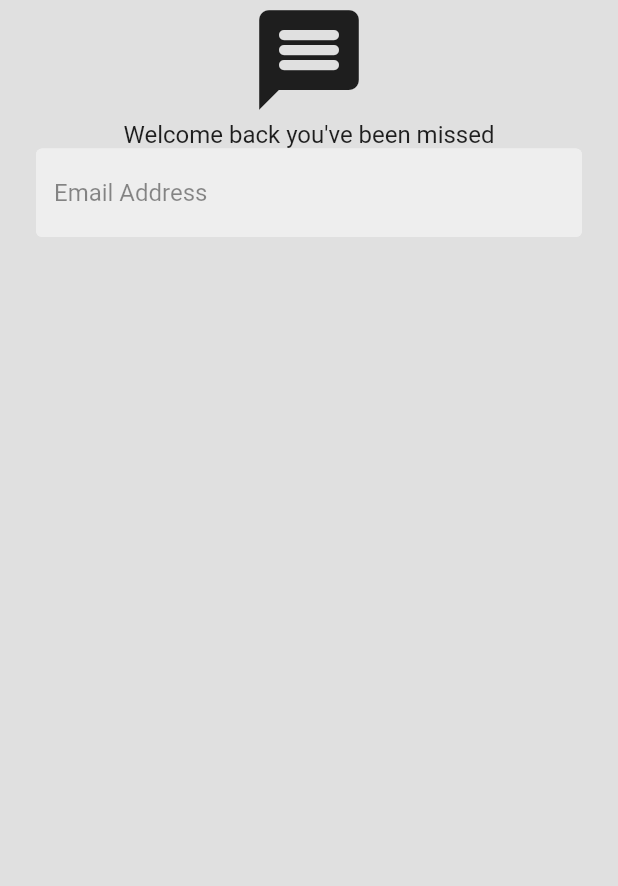
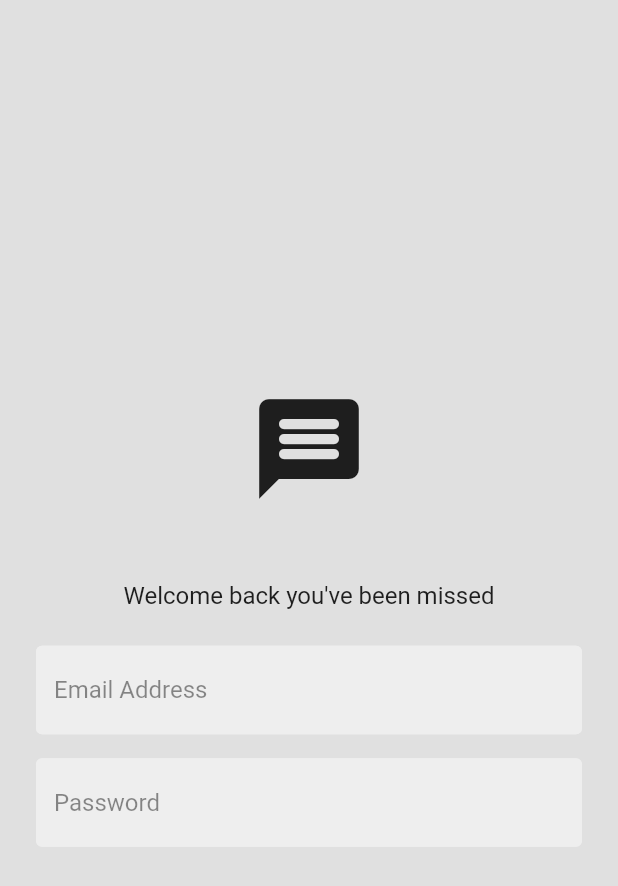
Before and after one commit to KenStarry/Flutter_Mini_Projects, a Flutter app: the screen it shows after launch, on a phone screen of 412 x 824 dp. Shown: the top 886 px of the screen. Run offline on Flutter 3.47's test engine with Material 2 defaults, Android fonts, the phone set to English and light mode, and no system bars; our stand-ins replace connectivity_plus, firebase_auth, firebase_core, flutter_local_notifications, get, graphql_flutter and 9 more; missing offline and left inert: open_document, webview_flutter_android, webview_flutter_wkwebview; accounts and stored records are empty.

Commit message:
Modified appearance of text fields

```diff
--- a/chatty_flutter/lib/pages/login_page.dart
+++ b/chatty_flutter/lib/pages/login_page.dart
@@ -21,6 +21,7 @@ class _LoginPageState extends State<LoginPage> {
           child: Padding(
             padding: const EdgeInsets.symmetric(horizontal: 24.0),
             child: Column(
+              mainAxisAlignment: MainAxisAlignment.center,
               children: [
                 //  logo
                 Icon(
@@ -28,13 +29,24 @@ class _LoginPageState extends State<LoginPage> {
                   size: 80,
                 ),
 
+                const SizedBox(height: 48),
+
                 Text("Welcome back you've been missed",
                     style: TextStyle(fontSize: 16)),
+
+                const SizedBox(height: 24),
 
                 MyTextField(
                     controller: emailController,
                     hintText: "Email Address",
-                    obscureText: false)
+                    obscureText: false),
+
+                const SizedBox(height: 16),
+
+                MyTextField(
+                    controller: passwordController,
+                    hintText: "Password",
+                    obscureText: true),
               ],
             ),
           ),
```
